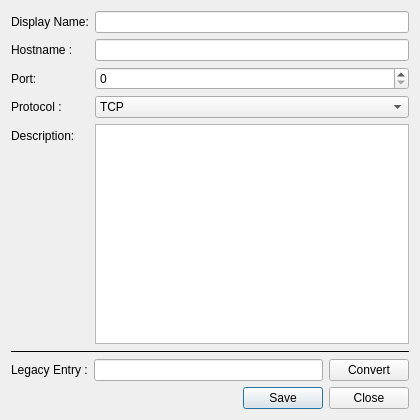
AttorneyOnline/AO2-Client, file resource/ui/favorite_server_dialog.ui: the form before one commit.
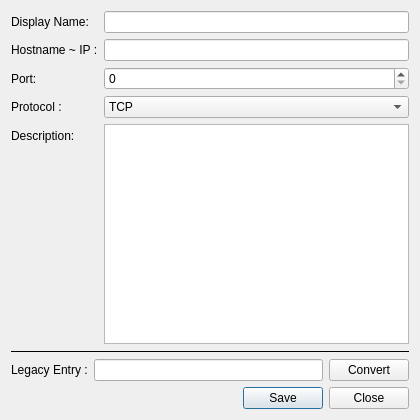
The form after the commit.

Commit message: Settle the IP/Hostname debate

The edit to the form file:
```diff
--- a/resource/ui/favorite_server_dialog.ui
+++ b/resource/ui/favorite_server_dialog.ui
@@ -56,7 +56,7 @@
      <item row="1" column="0">
       <widget class="QLabel" name="server_hostname_lbl">
        <property name="text">
-        <string>Hostname :</string>
+        <string>Hostname ~ IP :</string>
        </property>
       </widget>
      </item>
```
